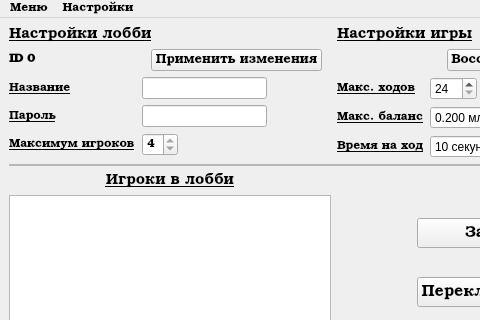
AlekseyLapunov/Client-Monopoly, file userinterface/lobbywindow.ui: the form before one commit; both pictures show x 0 to 480 and y 0 to 320 of the 737 by 421 pixel window.
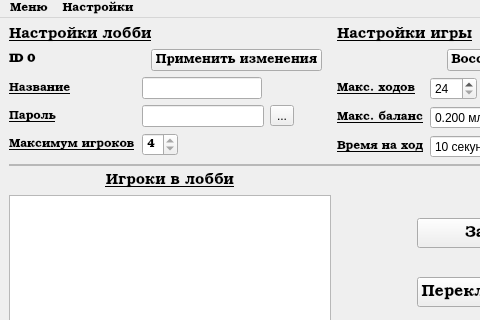
The form after the commit.

Commit message: 1. Completely fixed JSON parsing and restoring system for last_settings JSON. 2. Completely reworked methods for showing, hiding and window-data-refreshing: now these methods are more lighter for both client- and server-side 3. Added EchoMode toggling for the password field by tool button. 4. Enabled hot-swap for nickname changing: now request to change nickname is not like try-type ones. 5. Renamed some methods for more clarity

```diff
--- a/userinterface/lobbywindow.ui
+++ b/userinterface/lobbywindow.ui
@@ -338,6 +338,19 @@
           </property>
          </widget>
         </item>
+        <item>
+         <spacer name="horizontalSpacer_9">
+          <property name="orientation">
+           <enum>Qt::Horizontal</enum>
+          </property>
+          <property name="sizeHint" stdset="0">
+           <size>
+            <width>40</width>
+            <height>20</height>
+           </size>
+          </property>
+         </spacer>
+        </item>
         <item>
          <spacer name="horizontalSpacer_7">
           <property name="orientation">
@@ -448,6 +461,13 @@
           </property>
          </widget>
         </item>
+        <item>
+         <widget class="QToolButton" name="tbShowPassword">
+          <property name="text">
+           <string>...</string>
+          </property>
+         </widget>
+        </item>
         <item>
          <spacer name="horizontalSpacer_11">
           <property name="orientation">
```
Left out of the diff: 19 changed lines with no effect on the pictures. The commit also changes 11 other files.
